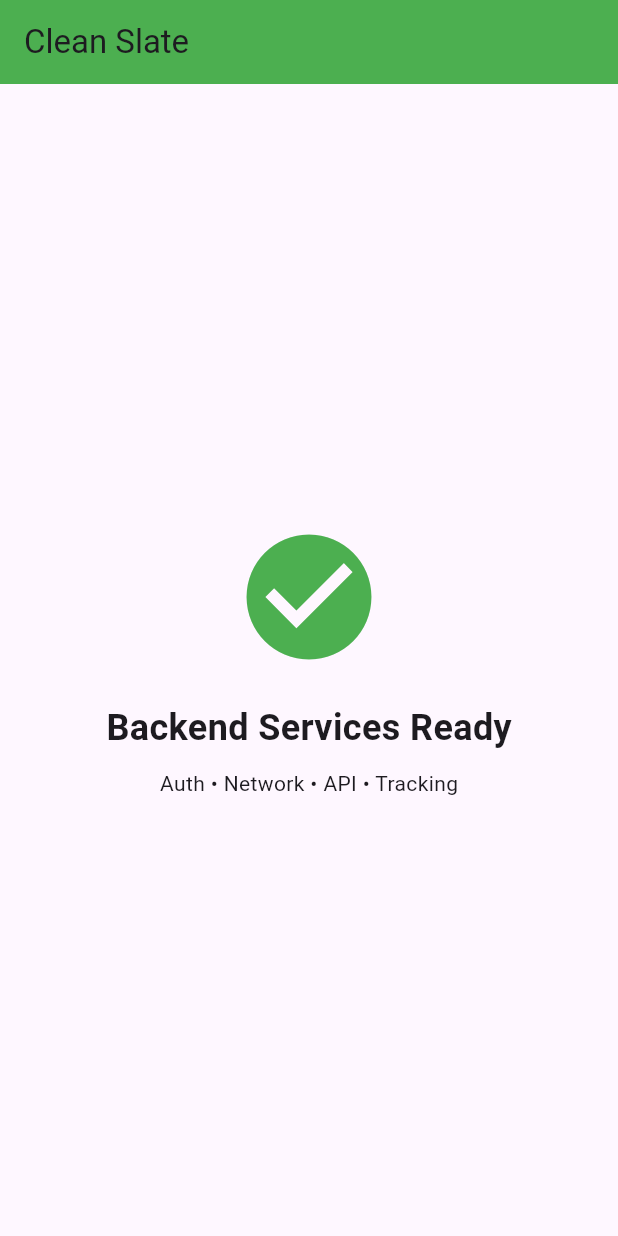
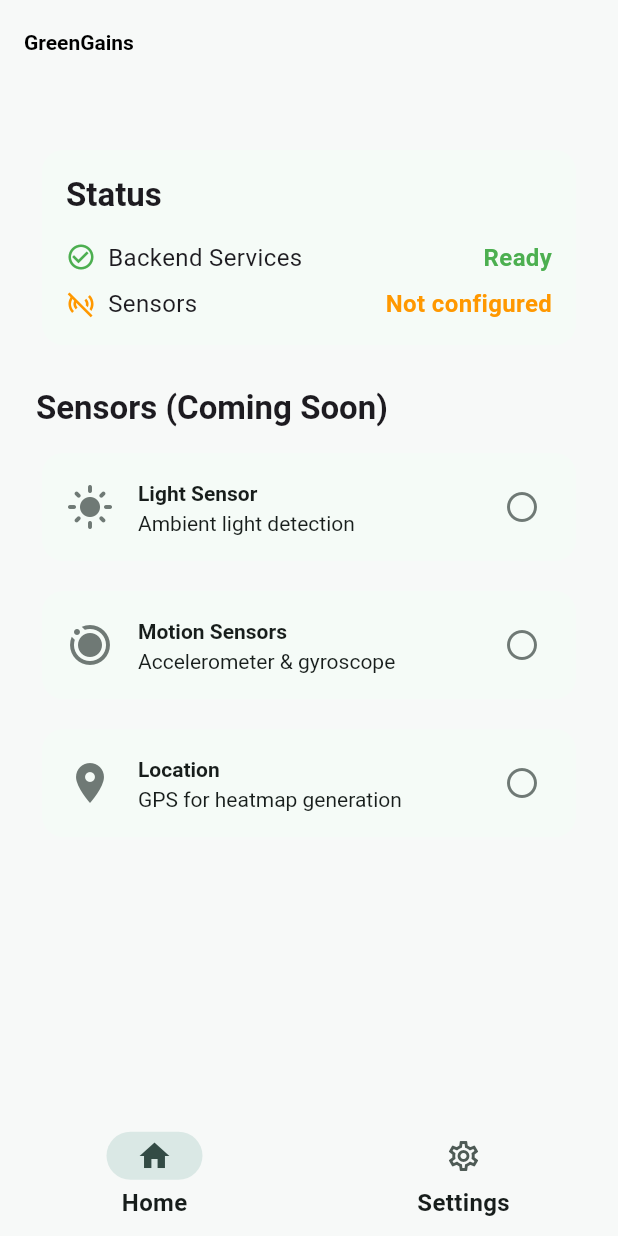
Before and after one commit to erematorg/greengains, a Flutter app: the screen it shows after launch, on a phone screen of 412 x 824 dp. Run offline on Flutter 3.47's test engine with Material 3 defaults, Android fonts, the phone set to English and light mode, and no system bars; our stand-ins replace connectivity_plus, firebase_auth, firebase_core, geolocator, google_sign_in, shared_preferences; missing offline and left inert: dart_geohash; accounts and stored records are empty; generated files the repository leaves out were written again.

Commit message:
Add minimal Material3 UI with navigation and screens
- Create AppShell with bottom navigation (Home/Settings)
- Implement HomeScreen with:
  - User info display (Firebase Auth)
  - Backend service status indicators
  - Sensor placeholders (light, motion, location)
- Implement SettingsScreen with:
  - Google Sign-in/Sign-out integration
  - Theme switching (light/dark/auto)
  - Data & privacy preferences
  - Version and backend info
- Update main.dart to:
  - Initialize AppPreferences and ThemeController
  - Wire up Material3 theme system
  - Load user preferences on startup

All backend services remain intact. Ready for Phase 2 sensor implementation.

```diff
--- /dev/null
+++ b/lib/app_shell.dart
@@ -0,0 +1,50 @@
+import 'package:flutter/material.dart';
+import 'screens/home_screen.dart';
+import 'screens/settings_screen.dart';
+
+/// Main navigation shell with bottom navigation bar
+class AppShell extends StatefulWidget {
+  const AppShell({super.key});
+
+  @override
+  State<AppShell> createState() => _AppShellState();
+}
+
+class _AppShellState extends State<AppShell> {
+  int _currentIndex = 0;
+
+  static const _screens = [
+    HomeScreen(),
+    SettingsScreen(),
+  ];
+
+  @override
+  Widget build(BuildContext context) {
+    return Scaffold(
+      body: IndexedStack(
+        index: _currentIndex,
+        children: _screens,
+      ),
+      bottomNavigationBar: NavigationBar(
+        selectedIndex: _currentIndex,
+        onDestinationSelected: (index) {
+          setState(() {
+            _currentIndex = index;
+          });
+        },
+        destinations: const [
+          NavigationDestination(
+            icon: Icon(Icons.home_outlined),
+            selectedIcon: Icon(Icons.home),
+            label: 'Home',
+          ),
+          NavigationDestination(
+            icon: Icon(Icons.settings_outlined),
+            selectedIcon: Icon(Icons.settings),
+            label: 'Settings',
+          ),
+        ],
+      ),
+    );
+  }
+}
--- a/lib/main.dart
+++ b/lib/main.dart
@@ -1,12 +1,25 @@
 import 'package:flutter/material.dart';
 import 'package:firebase_core/firebase_core.dart';
 import 'firebase_options.dart';
+import 'core/app_preferences.dart';
+import 'core/theme_controller.dart';
+import 'core/themes.dart';
+import 'app_shell.dart';
 
 void main() async {
   WidgetsFlutterBinding.ensureInitialized();
+
+  // Initialize Firebase
   await Firebase.initializeApp(
     options: DefaultFirebaseOptions.currentPlatform,
   );
+
+  // Initialize preferences
+  await AppPreferences.instance.init();
+
+  // Load theme preference
+  await ThemeController.instance.load();
+
   runApp(const MyApp());
 }
 
@@ -15,29 +28,18 @@ class MyApp extends StatelessWidget {
 
   @override
   Widget build(BuildContext context) {
-    return MaterialApp(
-      title: 'GreenGains Clean',
-      home: Scaffold(
-        appBar: AppBar(
-          title: const Text('Clean Slate'),
-          backgroundColor: Colors.green,
-        ),
-        body: const Center(
-          child: Column(
-            mainAxisAlignment: MainAxisAlignment.center,
-            children: [
-              Icon(Icons.check_circle, size: 100, color: Colors.green),
-              SizedBox(height: 20),
-              Text(
-                'Backend Services Ready',
-                style: TextStyle(fontSize: 24, fontWeight: FontWeight.bold),
-              ),
-              SizedBox(height: 10),
-              Text('Auth • Network • API • Tracking'),
-            ],
-          ),
-        ),
-      ),
+    return ListenableBuilder(
+      listenable: ThemeController.instance,
+      builder: (context, _) {
+        return MaterialApp(
+          title: 'GreenGains',
+          debugShowCheckedModeBanner: false,
+          theme: AppTheme.theme(),
+          darkTheme: AppTheme.themeDark(),
+          themeMode: ThemeController.instance.mode,
+          home: const AppShell(),
+        );
+      },
     );
   }
 }
--- /dev/null
+++ b/lib/screens/home_screen.dart
@@ -0,0 +1,189 @@
+import 'package:flutter/material.dart';
+import 'package:firebase_auth/firebase_auth.dart';
+import '../core/themes.dart';
+
+/// Home screen showing sensor status and contribution info
+class HomeScreen extends StatelessWidget {
+  const HomeScreen({super.key});
+
+  @override
+  Widget build(BuildContext context) {
+    final user = FirebaseAuth.instance.currentUser;
+    final theme = Theme.of(context);
+
+    return Scaffold(
+      appBar: AppBar(
+        title: const Text('GreenGains'),
+      ),
+      body: ListView(
+        padding: AppTheme.pagePadding,
+        children: [
+          // User info card
+          if (user != null)
+            Card(
+              child: Padding(
+                padding: const EdgeInsets.all(AppTheme.spaceMd),
+                child: Row(
+                  children: [
+                    CircleAvatar(
+                      radius: 24,
+                      backgroundImage: user.photoURL != null
+                          ? NetworkImage(user.photoURL!)
+                          : null,
+                      child: user.photoURL == null
+                          ? const Icon(Icons.person)
+                          : null,
+                    ),
+                    const SizedBox(width: AppTheme.spaceMd),
+                    Expanded(
+                      child: Column(
+                        crossAxisAlignment: CrossAxisAlignment.start,
+                        children: [
+                          Text(
+                            user.displayName ?? 'User',
+                            style: theme.textTheme.titleMedium,
+                          ),
+                          Text(
+                            user.email ?? '',
+                            style: theme.textTheme.bodySmall,
+                          ),
+                        ],
+                      ),
+                    ),
+                  ],
+                ),
+              ),
+            ),
+
+          const SizedBox(height: AppTheme.spaceLg),
+
+          // Status card
+          Card(
+            child: Padding(
+              padding: const EdgeInsets.all(AppTheme.spaceMd),
+              child: Column(
+                crossAxisAlignment: CrossAxisAlignment.start,
+                children: [
+                  Text(
+                    'Status',
+                    style: theme.textTheme.titleLarge,
+                  ),
+                  const SizedBox(height: AppTheme.spaceMd),
+                  _StatusItem(
+                    icon: Icons.check_circle_outline,
+                    label: 'Backend Services',
+                    value: 'Ready',
+                    color: Colors.green,
+                  ),
+                  const SizedBox(height: AppTheme.spaceXs),
+                  _StatusItem(
+                    icon: Icons.sensors_off,
+                    label: 'Sensors',
+                    value: 'Not configured',
+                    color: Colors.orange,
+                  ),
+                ],
+              ),
+            ),
+          ),
+
+          const SizedBox(height: AppTheme.spaceLg),
+
+          // Sensor placeholders
+          Text(
+            'Sensors (Coming Soon)',
+            style: theme.textTheme.titleLarge,
+          ),
+          const SizedBox(height: AppTheme.spaceSm),
+          _SensorCard(
+            icon: Icons.light_mode,
+            title: 'Light Sensor',
+            subtitle: 'Ambient light detection',
+            enabled: false,
+          ),
+          const SizedBox(height: AppTheme.spaceSm),
+          _SensorCard(
+            icon: Icons.motion_photos_on,
+            title: 'Motion Sensors',
+            subtitle: 'Accelerometer & gyroscope',
+            enabled: false,
+          ),
+          const SizedBox(height: AppTheme.spaceSm),
+          _SensorCard(
+            icon: Icons.location_on,
+            title: 'Location',
+            subtitle: 'GPS for heatmap generation',
+            enabled: false,
+          ),
+        ],
+      ),
+    );
+  }
+}
+
+class _StatusItem extends StatelessWidget {
+  final IconData icon;
+  final String label;
+  final String value;
+  final Color color;
+
+  const _StatusItem({
+    required this.icon,
+    required this.label,
+    required this.value,
+    required this.color,
+  });
+
+  @override
+  Widget build(BuildContext context) {
+    final theme = Theme.of(context);
+    return Row(
+      children: [
+        Icon(icon, size: 20, color: color),
+        const SizedBox(width: AppTheme.spaceXs),
+        Text(label, style: theme.textTheme.bodyMedium),
+        const Spacer(),
+        Text(
+          value,
+          style: theme.textTheme.bodyMedium?.copyWith(
+            color: color,
+            fontWeight: FontWeight.w600,
+          ),
+        ),
+      ],
+    );
+  }
+}
+
+class _SensorCard extends StatelessWidget {
+  final IconData icon;
+  final String title;
+  final String subtitle;
+  final bool enabled;
+
+  const _SensorCard({
+    required this.icon,
+    required this.title,
+    required this.subtitle,
+    required this.enabled,
+  });
+
+  @override
+  Widget build(BuildContext context) {
+    final theme = Theme.of(context);
+    return Card(
+      child: ListTile(
+        leading: Icon(
+          icon,
+          size: 32,
+          color: enabled ? theme.colorScheme.primary : theme.colorScheme.outline,
+        ),
+        title: Text(title),
+        subtitle: Text(subtitle),
+        trailing: enabled
+            ? Icon(Icons.check_circle, color: theme.colorScheme.primary)
+            : Icon(Icons.circle_outlined, color: theme.colorScheme.outline),
+      ),
+    );
+  }
+}
```
Also changed, not shown: lib/screens/settings_screen.dart (added, +268 -0 lines).
